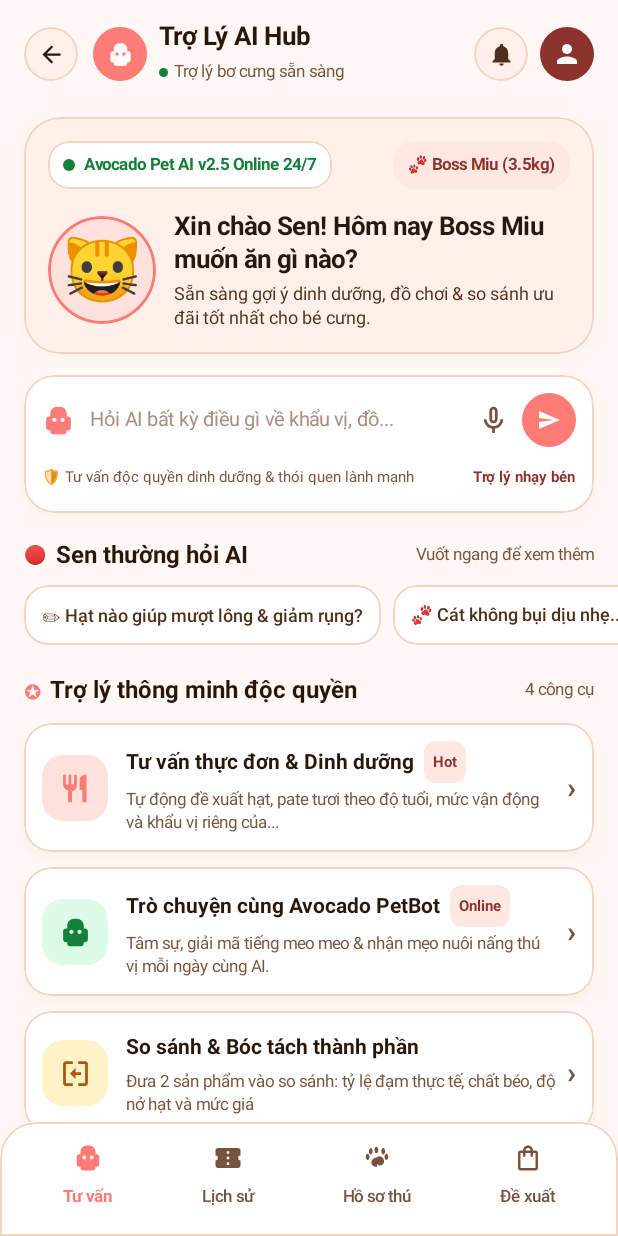
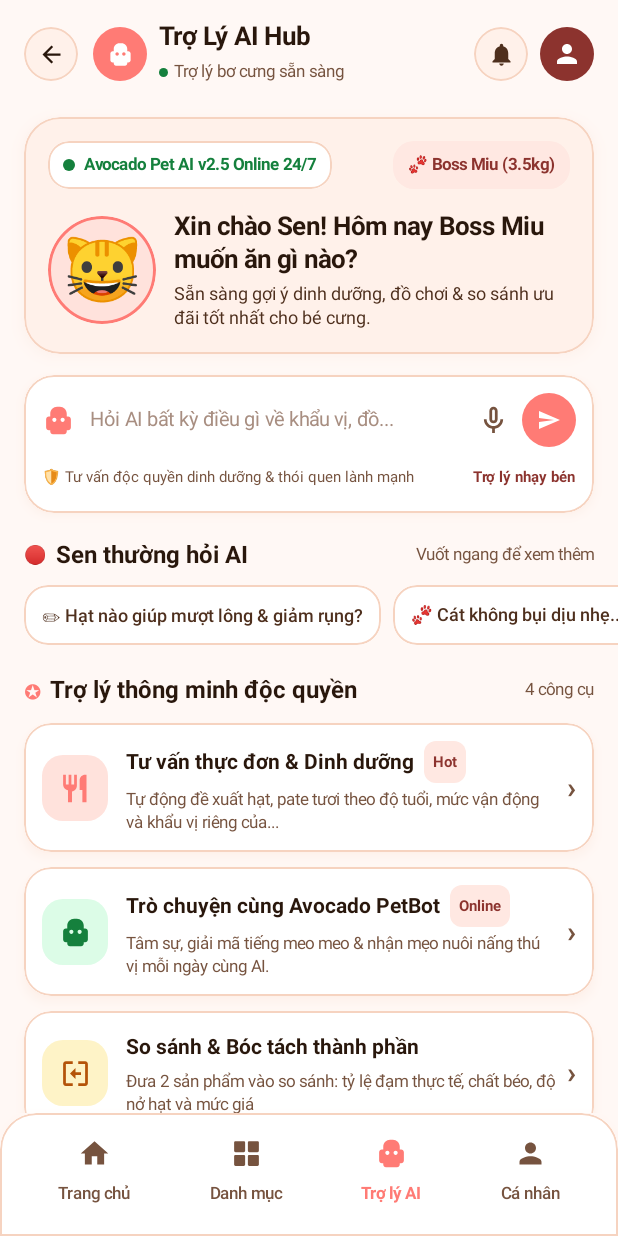
Before and after one commit to tqxyzz/PetShopApp, an Android app built with Jetpack Compose: the composable AiAssistantHubScreen shown on its own in the app's theme, on a phone screen of 412 x 824 dp. Run offline under Robolectric (Android 15) with nearby library versions, the phone set to English and light mode, and no system bars.

Commit message:
chỉnh sửa thêm AI

```diff
--- a/app/src/main/java/com/example/petshop/data/model/AiAssistant.kt
+++ b/app/src/main/java/com/example/petshop/data/model/AiAssistant.kt
@@ -32,7 +32,8 @@ data class ChatMessage(
     val text: String,
     val timestamp: String,
     val recommendedProducts: List<RecommendedProduct>? = null,
-    val footerNote: String? = null
+    val footerNote: String? = null,
+    val isFromGemini: Boolean = false
 )
 
 val sampleAiTools = listOf(
--- a/app/src/main/java/com/example/petshop/feature/ai/AiAssistantHubScreen.kt
+++ b/app/src/main/java/com/example/petshop/feature/ai/AiAssistantHubScreen.kt
@@ -39,11 +39,20 @@ import androidx.compose.ui.text.font.FontWeight
 import androidx.compose.ui.text.style.TextOverflow
 import androidx.compose.ui.unit.dp
 import androidx.compose.ui.unit.sp
+import androidx.compose.foundation.text.BasicTextField
+import androidx.compose.foundation.text.KeyboardActions
+import androidx.compose.foundation.text.KeyboardOptions
+import androidx.compose.ui.graphics.SolidColor
+import androidx.compose.ui.text.TextStyle
+import androidx.compose.ui.text.input.ImeAction
+import androidx.compose.ui.text.input.KeyboardType
 import com.example.petshop.R
 import com.example.petshop.data.model.AiRecentChat
 import com.example.petshop.data.model.AiTool
 import com.example.petshop.data.model.sampleAiTools
 import com.example.petshop.data.model.sampleRecentChats
+import com.example.petshop.ui.components.HomeTab
+import com.example.petshop.ui.components.PetShopBottomNavBar
 import com.example.petshop.ui.theme.AdminMaroon
 import com.example.petshop.ui.theme.BorderDivider
 import com.example.petshop.ui.theme.CardSurface
@@ -66,12 +75,13 @@ import com.example.petshop.ui.theme.WarningText
 @Composable
 fun AiAssistantHubScreen(
     onBack: () -> Unit = {},
+    onNavigateToHome: () -> Unit = {},
+    onNavigateToCategory: () -> Unit = {},
     onNavigateToChat: () -> Unit = {},
     onNavigateToProfile: () -> Unit = {},
     onNavigateToNotification: () -> Unit = {}
 ) {
     var promptQuery by remember { mutableStateOf("") }
-    var activeAiTab by remember { mutableStateOf("consult") }
 
     val quickQuestions = listOf(
         "✏ Hạt nào giúp mượt lông & giảm rụng?",
@@ -81,9 +91,16 @@ fun AiAssistantHubScreen(
 
     Scaffold(
         bottomBar = {
-            AiSubBottomNav(
-                selectedTab = activeAiTab,
-                onTabSelect = { activeAiTab = it }
+            PetShopBottomNavBar(
+                selectedTab = HomeTab.Assistant,
+                onTabSelected = { tab ->
+                    when (tab) {
+                        is HomeTab.Home -> onNavigateToHome()
+                        is HomeTab.Category -> onNavigateToCategory()
+                        is HomeTab.Assistant -> { /* Already on Assistant */ }
+                        is HomeTab.Profile -> onNavigateToProfile()
+                    }
+                }
             )
         },
         containerColor = GlobalBackground
@@ -226,14 +243,38 @@ fun AiAssistantHubScreen(
 
                         Spacer(modifier = Modifier.width(10.dp))
 
-                        Text(
-                            text = if (promptQuery.isEmpty()) "Hỏi AI bất kỳ điều gì về khẩu vị, đồ..." else promptQuery,
-                            fontSize = 13.sp,
-                            color = if (promptQuery.isEmpty()) PlaceholderText else PrimaryText,
+                        Box(
                             modifier = Modifier.weight(1f),
-                            maxLines = 1,
-                            overflow = TextOverflow.Ellipsis
-                        )
+                            contentAlignment = Alignment.CenterStart
+                        ) {
+                            if (promptQuery.isEmpty()) {
+                                Text(
+                                    text = "Hỏi AI bất kỳ điều gì về khẩu vị, đồ...",
+                                    fontSize = 13.sp,
+                                    color = PlaceholderText
+                                )
+                            }
+                            BasicTextField(
+                                value = promptQuery,
+                                onValueChange = { promptQuery = it },
+                                singleLine = true,
+                                textStyle = TextStyle(
+                                    fontSize = 13.sp,
+                                    fontWeight = FontWeight.Medium,
+                                    color = PrimaryText
+                                ),
+                                cursorBrush = SolidColor(PrimaryText),
+                                keyboardOptions = KeyboardOptions(
+                                    keyboardType = KeyboardType.Text,
+                                    autoCorrectEnabled = false,
+                                    imeAction = ImeAction.Send
+                                ),
+                                keyboardActions = KeyboardActions(
+                                    onSend = { onNavigateToChat() }
+                                ),
+                                modifier = Modifier.fillMaxWidth()
+                            )
+                        }
 
                         Spacer(modifier = Modifier.width(8.dp))
 
@@ -799,58 +840,3 @@ private fun AiRecentChatCard(
         }
     }
 }
-
-@Composable
-private fun AiSubBottomNav(
-    selectedTab: String,
-    onTabSelect: (String) -> Unit
-) {
-    Box(
-        modifier = Modifier
-            .fillMaxWidth()
-            .shadow(12.dp, RoundedCornerShape(topStart = 24.dp, topEnd = 24.dp), ambientColor = BorderDivider, spotColor = BorderDivider)
-            .clip(RoundedCornerShape(topStart = 24.dp, topEnd = 24.dp))
-            .background(CardSurface)
-            .border(1.dp, BorderDivider, RoundedCornerShape(topStart = 24.dp, topEnd = 24.dp))
-            .padding(vertical = 10.dp, horizontal = 12.dp)
-    ) {
-        Row(
-            modifier = Modifier.fillMaxWidth(),
-            horizontalArrangement = Arrangement.SpaceAround,
-            verticalAlignment = Alignment.CenterVertically
-        ) {
-            val tabs = listOf(
-                Triple("consult", "Tư vấn", R.drawable.ic_ai_assistant),
-                Triple("history", "Lịch sử", R.drawable.ic_ticket),
-                Triple("pet", "Hồ sơ thú", R.drawable.ic_paw),
-                Triple("recommend", "Đề xuất", R.drawable.ic_shopping_bag)
-            )
-
-            tabs.forEach { (route, label, iconRes) ->
-                val isSelected = route == selectedTab
-
-                Column(
-                    horizontalAlignment = Alignment.CenterHorizontally,
-                    modifier = Modifier
-                        .clip(RoundedCornerShape(12.dp))
-                        .clickable { onTabSelect(route) }
-                        .padding(horizontal = 10.dp, vertical = 4.dp)
-                ) {
-                    Icon(
-                        painter = painterResource(id = iconRes),
-                        contentDescription = label,
-                        tint = if (isSelected) PrimaryCTA else MutedText,
-                        modifier = Modifier.size(20.dp)
-                    )
-                    Spacer(modifier = Modifier.height(4.dp))
-                    Text(
-                        text = label,
-                        fontSize = 11.sp,
-                        fontWeight = if (isSelected) FontWeight.Bold else FontWeight.Medium,
-                        color = if (isSelected) PrimaryCTA else MutedText
-                    )
-                }
-            }
-        }
-    }
-}
```
Also changed, not shown: app/src/main/java/com/example/petshop/feature/ai/AiChatScreen.kt (+42 -2 lines), app/src/main/java/com/example/petshop/feature/ai/GeminiAiService.kt (+164 -30 lines).
